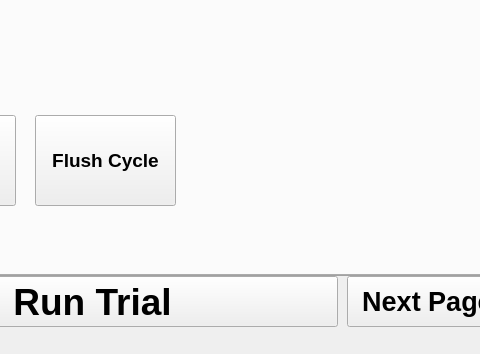
Before: the Qt Designer form afo_gui/src/mainwindow.ui in jaejinkim121/afo, drawn with Qt 5; both pictures show x 163 to 643 and y 184 to 538 of the 959 by 538 pixel window.
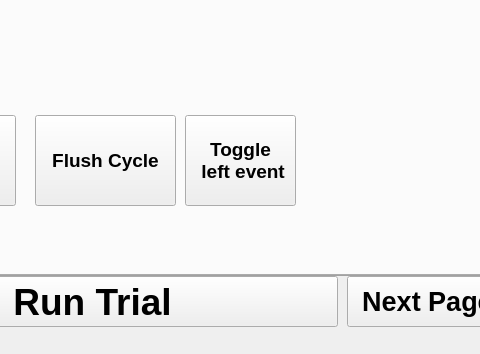
After: the same form once the commit is applied. The open tabs and pages were chosen to show the change. Custom widgets are drawn as their Qt base class.

Commit message: Move button tab

```diff
--- a/afo_gui/src/mainwindow.ui
+++ b/afo_gui/src/mainwindow.ui
@@ -1573,25 +1573,6 @@
        <string>Forced Trigger</string>
       </property>
      </widget>
-     <widget class="QPushButton" name="button_run_pf_mh">
-      <property name="geometry">
-       <rect>
-        <x>730</x>
-        <y>20</y>
-        <width>141</width>
-        <height>91</height>
-       </rect>
-      </property>
-      <property name="font">
-       <font>
-        <pointsize>14</pointsize>
-        <bold>true</bold>
-       </font>
-      </property>
-      <property name="text">
-       <string>Run PF MH</string>
-      </property>
-     </widget>
      <widget class="QPushButton" name="button_run_df_mh">
       <property name="geometry">
        <rect>
@@ -1944,6 +1925,26 @@
        </rect>
       </property>
      </widget>
+     <widget class="QPushButton" name="button_run_pf_mh">
+      <property name="geometry">
+       <rect>
+        <x>340</x>
+        <y>240</y>
+        <width>111</width>
+        <height>91</height>
+       </rect>
+      </property>
+      <property name="font">
+       <font>
+        <pointsize>14</pointsize>
+        <bold>true</bold>
+       </font>
+      </property>
+      <property name="text">
+       <string>Toggle
+ left event</string>
+      </property>
+     </widget>
     </widget>
     <widget class="QWidget" name="tab">
      <attribute name="title">
```
The commit also changes 1 other file.
